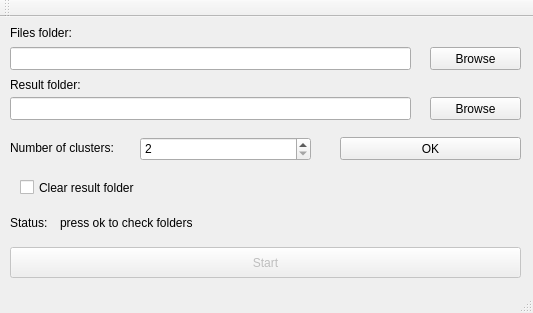
Before: the Qt Designer form mainwindow.ui in SonyaHon/clusterAnalizQted, drawn with Qt 5.
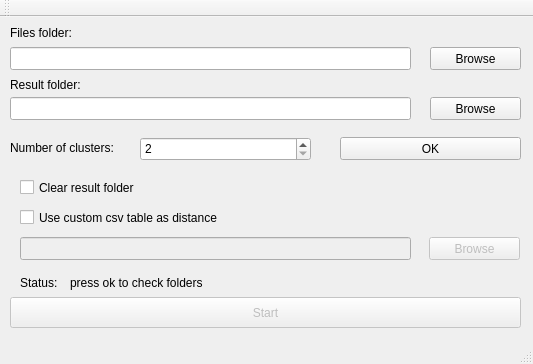
After: the same form once the commit is applied.

```diff
--- a/mainwindow.ui
+++ b/mainwindow.ui
@@ -7,7 +7,7 @@
     <x>0</x>
     <y>0</y>
     <width>533</width>
-    <height>313</height>
+    <height>364</height>
    </rect>
   </property>
   <property name="windowTitle">
@@ -69,8 +69,8 @@
    <widget class="QLabel" name="l_status">
     <property name="geometry">
      <rect>
-      <x>10</x>
-      <y>190</y>
+      <x>20</x>
+      <y>250</y>
       <width>41</width>
       <height>31</height>
      </rect>
@@ -82,8 +82,8 @@
    <widget class="QLabel" name="l_ok">
     <property name="geometry">
      <rect>
-      <x>60</x>
-      <y>190</y>
+      <x>70</x>
+      <y>250</y>
       <width>411</width>
       <height>31</height>
      </rect>
@@ -99,7 +99,7 @@
     <property name="geometry">
      <rect>
       <x>10</x>
-      <y>230</y>
+      <y>280</y>
       <width>511</width>
       <height>31</height>
      </rect>
@@ -186,6 +186,48 @@
      <string>Clear result folder</string>
     </property>
    </widget>
+   <widget class="QCheckBox" name="cb_custom_func">
+    <property name="geometry">
+     <rect>
+      <x>20</x>
+      <y>190</y>
+      <width>231</width>
+      <height>21</height>
+     </rect>
+    </property>
+    <property name="text">
+     <string>Use custom csv table as distance</string>
+    </property>
+   </widget>
+   <widget class="QLineEdit" name="tb_csv_table">
+    <property name="enabled">
+     <bool>false</bool>
+    </property>
+    <property name="geometry">
+     <rect>
+      <x>20</x>
+      <y>220</y>
+      <width>391</width>
+      <height>23</height>
+     </rect>
+    </property>
+   </widget>
+   <widget class="QPushButton" name="b_csv_browse">
+    <property name="enabled">
+     <bool>false</bool>
+    </property>
+    <property name="geometry">
+     <rect>
+      <x>429</x>
+      <y>220</y>
+      <width>91</width>
+      <height>23</height>
+     </rect>
+    </property>
+    <property name="text">
+     <string>Browse</string>
+    </property>
+   </widget>
   </widget>
   <widget class="QToolBar" name="mainToolBar">
    <attribute name="toolBarArea">
```
